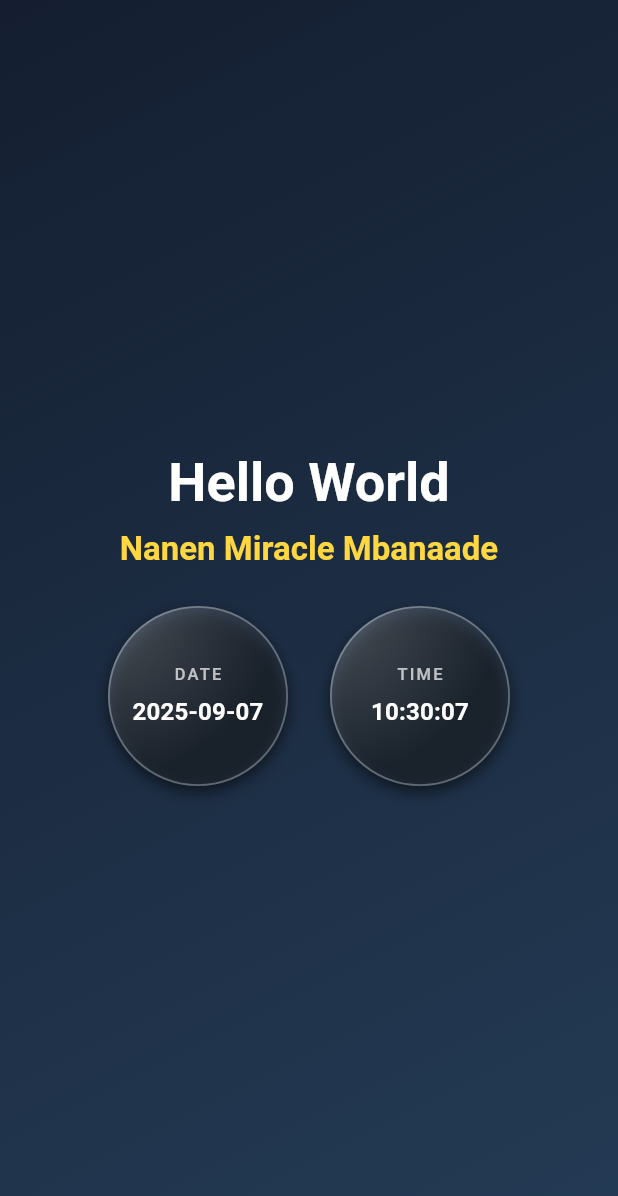
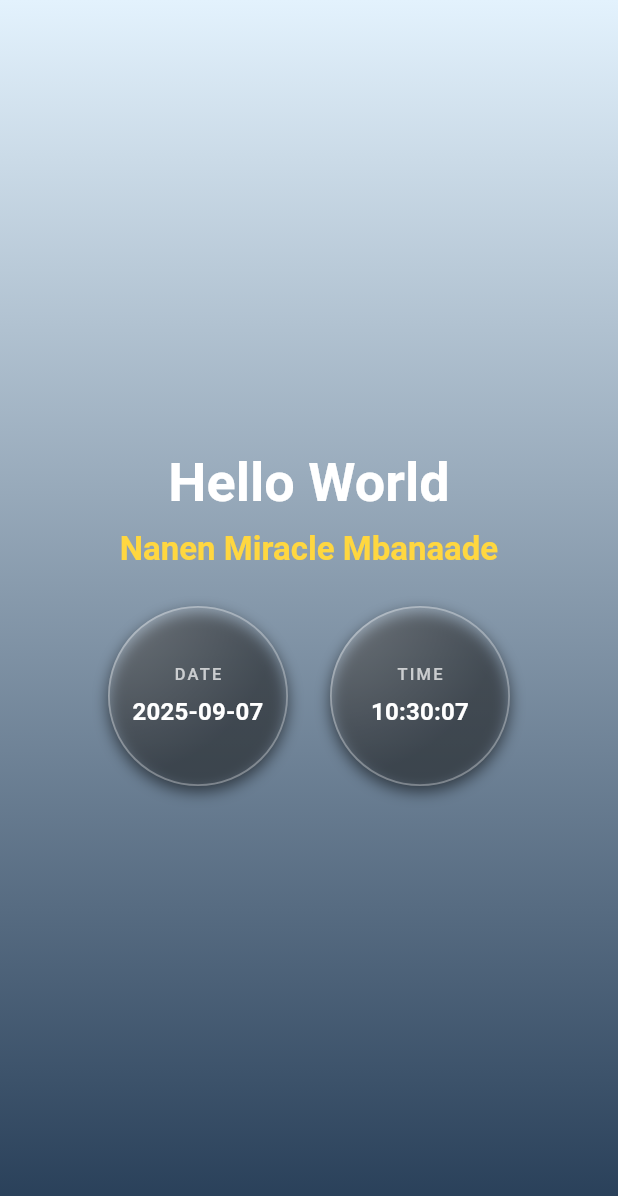
Before and after one commit to Miranics/first_flutter_project, a Flutter app: the screen it shows after launch, on a phone screen of 412 x 824 dp. Shown: the top 1196 px of the screen. Run offline on Flutter 3.47's test engine with Material 3 defaults, Android fonts, the phone set to English and light mode, and no system bars.

Commit message:
Refactor main.dart UI

```diff
--- a/lib/main.dart
+++ b/lib/main.dart
@@ -9,9 +9,9 @@ void main() {
   WidgetsFlutterBinding.ensureInitialized();
   SystemChrome.setEnabledSystemUIMode(SystemUiMode.manual, overlays: SystemUiOverlay.values);
   SystemChrome.setSystemUIOverlayStyle(const SystemUiOverlayStyle(
-    statusBarColor: Colors.transparent,
-    statusBarIconBrightness: Brightness.light,
-    statusBarBrightness: Brightness.dark,
+    statusBarColor: Colors.transparent, // keep transparent so gradient shows
+    statusBarIconBrightness: Brightness.dark, // dark icons for lighter top
+    statusBarBrightness: Brightness.light,
   ));
   runApp(const MyApp());
 }
@@ -63,9 +63,12 @@ class _HelloScreenState extends State<HelloScreen> {
       body: Container(
         decoration: const BoxDecoration(
           gradient: LinearGradient(
-            colors: [Color(0xFF141E30), Color(0xFF243B55)],
-            begin: Alignment.topLeft,
-            end: Alignment.bottomRight,
+            colors: [
+              Color(0xFFE3F2FD), // light top so status bar items are clear
+              Color(0xFF243B55),
+            ],
+            begin: Alignment.topCenter,
+            end: Alignment.bottomCenter,
           ),
         ),
         width: double.infinity,
```
